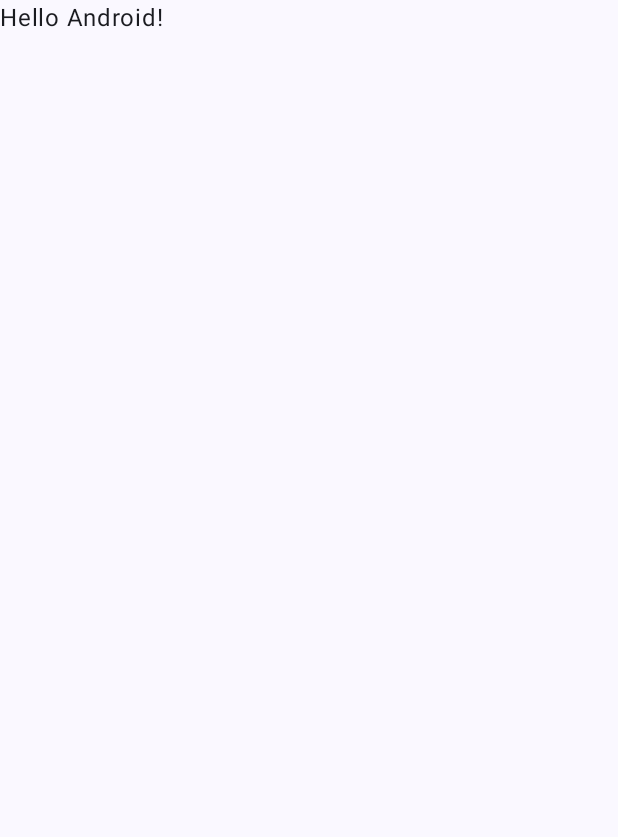
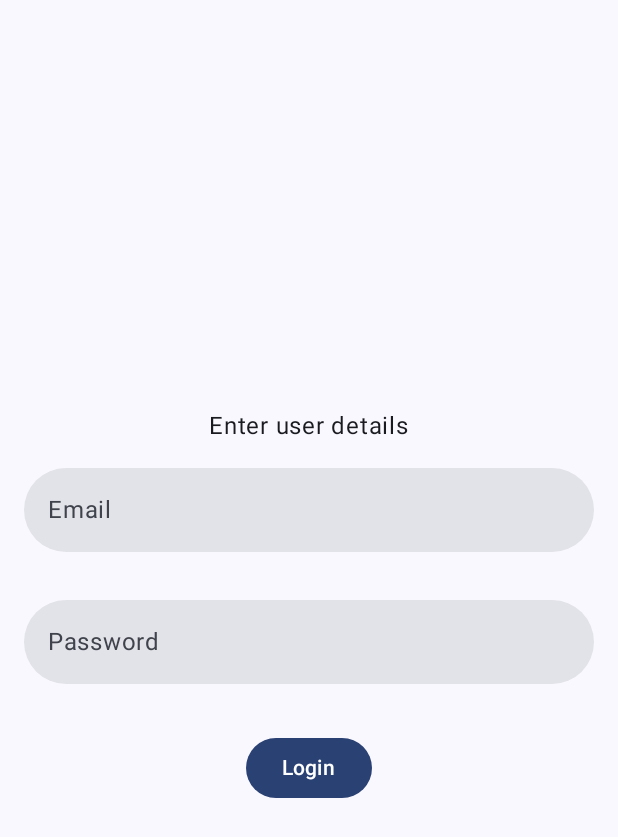
Before and after one commit to Klejdis2003/VirtualDoctor, an Android app built with Jetpack Compose: the screen it shows after launch (MainActivity), on a phone screen of 412 x 824 dp. Before the commit the part shown is almost empty. Shown: the top 837 px of the screen. Run offline under Robolectric (Android 15) with nearby library versions, the phone set to English and light mode, and no system bars.

Commit message:
Created a simple login page.

```diff
--- a/app/src/main/java/com/packages/main/MainActivity.kt
+++ b/app/src/main/java/com/packages/main/MainActivity.kt
@@ -3,13 +3,34 @@ package com.packages.main
 import android.os.Bundle
 import androidx.activity.ComponentActivity
 import androidx.activity.compose.setContent
+import androidx.compose.foundation.BorderStroke
+import androidx.compose.foundation.border
+import androidx.compose.foundation.layout.Arrangement
+import androidx.compose.foundation.layout.Column
 import androidx.compose.foundation.layout.fillMaxSize
+import androidx.compose.foundation.layout.fillMaxWidth
+import androidx.compose.foundation.layout.padding
+import androidx.compose.foundation.shape.RoundedCornerShape
+import androidx.compose.material3.Button
+import androidx.compose.material3.ExperimentalMaterial3Api
 import androidx.compose.material3.MaterialTheme
+import androidx.compose.material3.Shapes
 import androidx.compose.material3.Surface
 import androidx.compose.material3.Text
+import androidx.compose.material3.TextField
+import androidx.compose.material3.TextFieldDefaults
 import androidx.compose.runtime.Composable
+import androidx.compose.runtime.getValue
+import androidx.compose.runtime.mutableStateOf
+import androidx.compose.runtime.remember
+import androidx.compose.runtime.setValue
+import androidx.compose.ui.Alignment
 import androidx.compose.ui.Modifier
+import androidx.compose.ui.graphics.Color
+import androidx.compose.ui.text.input.PasswordVisualTransformation
+import androidx.compose.ui.text.input.TextFieldValue
 import androidx.compose.ui.tooling.preview.Preview
+import androidx.compose.ui.unit.dp
 import com.packages.main.ui.theme.VirtualDoctorTheme
 
 class MainActivity : ComponentActivity() {
@@ -22,25 +43,57 @@ class MainActivity : ComponentActivity() {
                     modifier = Modifier.fillMaxSize(),
                     color = MaterialTheme.colorScheme.background
                 ) {
-                    Greeting("Android")
+                    LoginScreen()
                 }
             }
         }
     }
 }
 
+@OptIn(ExperimentalMaterial3Api::class)
 @Composable
-fun Greeting(name: String, modifier: Modifier = Modifier) {
-    Text(
-        text = "Hello $name!",
-        modifier = modifier
-    )
-}
+fun LoginScreen() {
+    var username by remember { mutableStateOf(TextFieldValue()) }
+    var password by remember { mutableStateOf(TextFieldValue()) }
 
-@Preview(showBackground = true)
-@Composable
-fun GreetingPreview() {
-    VirtualDoctorTheme {
-        Greeting("Android")
+    Column(
+        modifier = Modifier.fillMaxSize(),
+        verticalArrangement = Arrangement.Center,
+        horizontalAlignment = Alignment.CenterHorizontally
+    ) {
+        Text("Enter user details")
+        TextField(
+            value = username,
+            onValueChange = { username = it },
+            label = { Text("Email") },
+            singleLine = true,
+            modifier = Modifier
+                .fillMaxWidth()
+                .padding(16.dp),
+            shape = RoundedCornerShape(30.dp),
+            colors = TextFieldDefaults.textFieldColors(
+                focusedIndicatorColor = Color.Transparent,
+                unfocusedIndicatorColor = Color.Transparent
+            ),
+
+        )
+        TextField(
+            value = password,
+            onValueChange = { password = it },
+            label = { Text("Password") },
+            visualTransformation = PasswordVisualTransformation(),
+            singleLine = true,
+            modifier = Modifier
+                .fillMaxWidth()
+                .padding(16.dp),
+            colors = TextFieldDefaults.textFieldColors(
+                focusedIndicatorColor = Color.Transparent,
+                unfocusedIndicatorColor = Color.Transparent
+            ),
+            shape = RoundedCornerShape(30.dp)
+        )
+        Button(onClick = { /* Handle login */ }, modifier = Modifier.padding(16.dp)) {
+            Text("Login")
+        }
     }
 }
```
